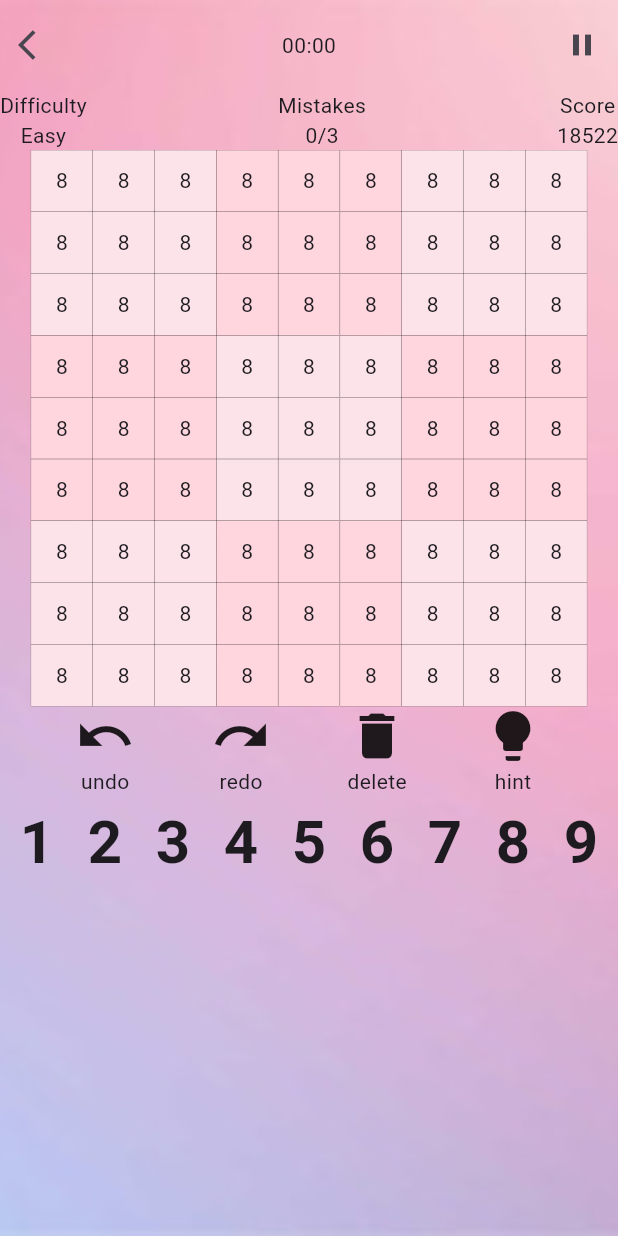
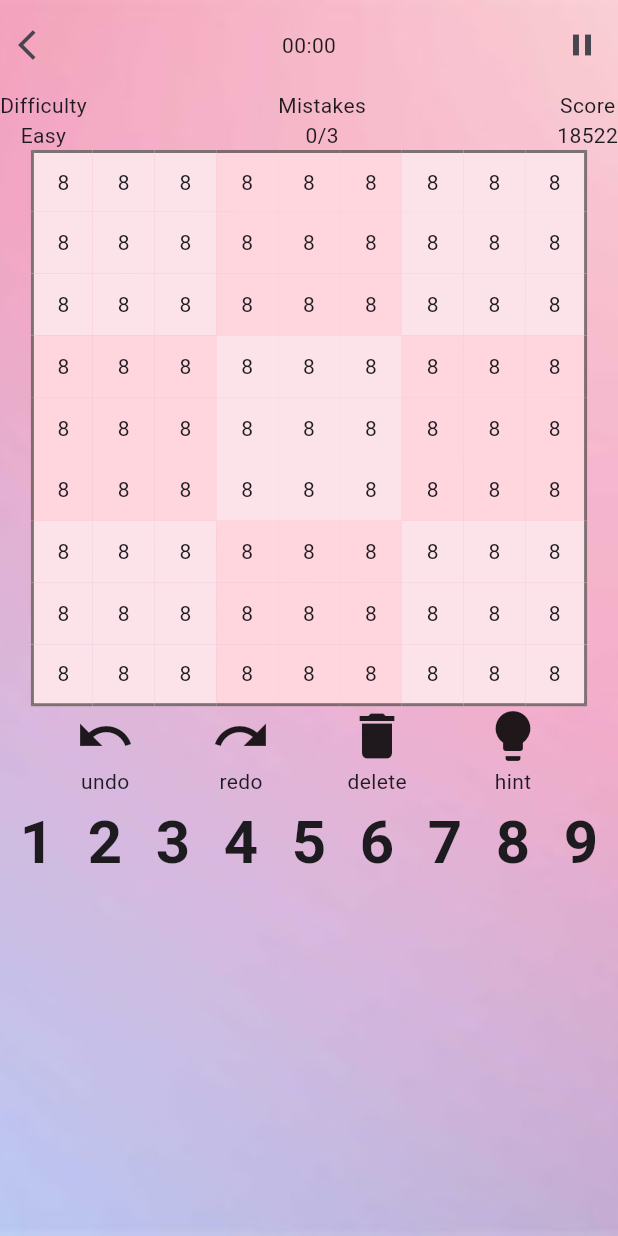
Before and after one commit to hungnh219/SudokuApp, a Flutter app: the HomePage screen opened directly, after a tap on "continue", on a phone screen of 412 x 824 dp. Run offline on Flutter 3.47's test engine with Material 3 defaults, Android fonts, the phone set to English and light mode, and no system bars; our stand-ins replace flutter_bloc.

Commit message:
[add] add border board && update cell tapped ui

```diff
--- a/lib/main.dart
+++ b/lib/main.dart
@@ -36,7 +36,7 @@ class MyApp extends StatelessWidget {
       ],
       child: MaterialApp(
         debugShowCheckedModeBanner: false,
-        home: SplashPage(),
+        home: HomePage(),
           // child: GameScreen())
         ),
     );
--- a/lib/presentation/screens/game/widget/game_board.dart
+++ b/lib/presentation/screens/game/widget/game_board.dart
@@ -17,26 +17,63 @@ class GameBoard extends StatelessWidget {
     int widthScreen = MediaQuery.of(context).size.width.toInt();
 
     return Stack(children: [
-      Container(
-        // constraints: BoxConstraints(maxHeight: double.infinity),
-        height: widthScreen * 0.9,
-        width: widthScreen * 0.9,
-        child: GridView.count(
-          crossAxisCount: 3,
-          mainAxisSpacing: 0,
-          crossAxisSpacing: 0,
-          children: [
-            for (int i = 0; i < 3; i++)
-              for (int j = 0; j < 3; j++)
-                Container(
-                  color: ((i + j) % 2 == 0)
-                      ? Color(ColorApp.appPinkWhite)
-                      : Color(ColorApp.appPinkLight),
-                  // child: Center(child: Text('0')),
-                )
-          ],
-        ),
-      ),
+      // BlocBuilder<CellTappedBloc, CellTappedState>(
+      //   builder: (context, cellTappedState) {
+      //     return Container(
+      //       // constraints: BoxConstraints(maxHeight: double.infinity),
+      //       height: widthScreen * 0.9,
+      //       width: widthScreen * 0.9,
+      //       child: GridView.count(
+      //         crossAxisCount: 3,
+      //         mainAxisSpacing: 0,
+      //         crossAxisSpacing: 0,
+      //         children: [
+      //           for (int i = 0; i < 3; i++)
+      //             for (int j = 0; j < 3; j++)
+      //               Container(
+      //                 // color: ((i + j) % 2 == 0) ? Color(ColorApp.appPinkWhite) : Color(ColorApp.appPinkLight),
+      //                 // child: Center(child: Text('0')),
+      //               )
+      //         ],
+      //       ),
+      //     );
+      //   }
+      // ),
+
+      // Container(
+      //   height: widthScreen * 0.9,
+      //   width: widthScreen * 0.9,
+      //   decoration: BoxDecoration(
+      //     border: Border.all(
+      //       color: Colors.black,
+      //       width: 20,
+      //     ),
+      //   ),
+      // ),
+      // Container(
+      //   // constraints: BoxConstraints(maxHeight: double.infinity),
+      //   height: widthScreen * 0.9,
+      //   width: widthScreen * 0.9,
+      //   child: GridView.count(
+      //     crossAxisCount: 3,
+      //     mainAxisSpacing: 0,
+      //     crossAxisSpacing: 0,
+      //     children: [
+      //       for (int i = 0; i < 3; i++)
+      //         for (int j = 0; j < 3; j++)
+      //           Container(
+      //             decoration: BoxDecoration(
+      //               border: Border.all(
+      //                 color: Colors.black,
+      //                 width: 0.5,
+      //               ),
+      //             ),
+      //             // child: Center(child: Text('0')),
+      //           )
+      //     ],
+      //   ),
+      // ),
+
       Container(
         // constraints: BoxConstraints(maxHeight: double.infinity),
         height: widthScreen * 0.9,
@@ -60,12 +97,73 @@ class GameBoard extends StatelessWidget {
 
                     return BlocBuilder<CellTappedBloc, CellTappedState>(
                       builder: (context, cellTappedState) {
+                        Color whitePink = ((i ~/ 3 + j ~/ 3) % 2 == 0) ? Color(ColorApp.appPinkWhite) : Color(ColorApp.appPinkLight);
+
+                        Border borderTop = Border(top: BorderSide(color: Colors.black.withOpacity(0.5), width: 2));
+                        Border borderRight = Border(right: BorderSide(color: Colors.black.withOpacity(0.5), width: 2));
+                        Border borderBottom = Border(bottom: BorderSide(color: Colors.black.withOpacity(0.5), width: 2));
+                        Border borderLeft = Border(left: BorderSide(color: Colors.black.withOpacity(0.5), width: 2));
+                        Border borderTopLeft = Border(top: BorderSide(color: Colors.black.withOpacity(0.5), width: 2), left: BorderSide(color: Colors.black.withOpacity(0.5), width: 2));
+                        Border borderTopRight = Border(top: BorderSide(color: Colors.black.withOpacity(0.5), width: 2), right: BorderSide(color: Colors.black.withOpacity(0.5), width: 2));
+                        Border borderBottomLeft = Border(bottom: BorderSide(color: Colors.black.withOpacity(0.5), width: 2), left: BorderSide(color: Colors.black.withOpacity(0.5), width: 2));
+                        Border borderBottomRight = Border(bottom: BorderSide(color: Colors.black.withOpacity(0.5), width: 2), right: BorderSide(color: Colors.black.withOpacity(0.5), width: 2));
+
+                        Border customBorder(int i, int j) {
+                          if (i == 0) {
+                            if (j == 0) {
+                              return borderTopLeft;
+                            } else if (j == 8) {
+                              return borderTopRight;
+                            } else {
+                              return borderTop;
+                            }
+                          }
+
+                          if (i == 8) {
+                            if (j == 0) {
+                              return borderBottomLeft;
+                            } else if (j == 8) {
+                              return borderBottomRight;
+                            } else {
+                              return borderBottom;
+                            }
+                          }
+
+                          if (j == 0) {
+                            if (i == 0) {
+                              return borderTopLeft;
+                            }
+                            if (i == 8) {
+                              return borderBottomLeft;
+                            }
+
+                            return borderLeft;
+                          }
+
+                          if (j == 8) {
+                            if (i == 0) {
+                              return borderTopRight;
+                            }
+                            if (i == 8) {
+                              return borderBottomRight;
+                            }
+
+                            return borderRight;
+                          }
+                          return Border.all(color: Colors.black.withOpacity(0), width: 2);
+                        };
+
                         return Container(
+                          // color: cellTappedState.row == i && cellTappedState.col == j ?Colors.red : whitePink,
+                          // color: Colors.white,
                           decoration: BoxDecoration(
-                            border: Border.all(
-                              color: Colors.black,
-                              width: cellTappedState.row == i && cellTappedState.col == j ? 2 : 0.1,
-                            ),
+                            // border: Border.all(
+                            //   color: cellTappedState.row == i && cellTappedState.col == j ? Colors.black.withOpacity(1) : Colors.black.withOpacity(0.1),
+                            //   width: cellTappedState.row == i && cellTappedState.col == j ? 2 : 0.5,
+                            //   // width: 0.1,
+                            // ),
+                            border: customBorder(i, j),
+                            color: cellTappedState.row == i && cellTappedState.col == j ? Color(ColorApp.appPink) : whitePink,
                           ),
                           child: Center(child: Text(value)),
                         );
@@ -76,6 +174,40 @@ class GameBoard extends StatelessWidget {
           ],
         ),
       ),
+
+      // Container(
+      //   height: widthScreen * 0.9,
+      //   width: widthScreen * 0.9,
+      //   decoration: BoxDecoration(
+      //     border: Border.all(
+      //       color: Colors.black,
+      //       width: 3,
+      //     ),
+      //   ),
+      // ),
+      // Container(
+      //   // constraints: BoxConstraints(maxHeight: double.infinity),
+      //   height: widthScreen * 0.9,
+      //   width: widthScreen * 0.9,
+      //   child: GridView.count(
+      //     crossAxisCount: 3,
+      //     mainAxisSpacing: 0,
+      //     crossAxisSpacing: 0,
+      //     children: [
+      //       for (int i = 0; i < 3; i++)
+      //         for (int j = 0; j < 3; j++)
+      //           Container(
+      //             decoration: BoxDecoration(
+      //               border: Border.all(
+      //                 color: Colors.black,
+      //                 width: 0.5,
+      //               ),
+      //             ),
+      //             // child: Center(child: Text('0')),
+      //           )
+      //     ],
+      //   ),
+      // ),
     ]);
   }
 }
--- a/lib/utils/my_color.dart
+++ b/lib/utils/my_color.dart
@@ -3,5 +3,6 @@ import 'package:flutter/material.dart';
 class ColorApp {
   static const int appPinkWhite = 0xFFFCE3E9;
   static const int appPinkLight = 0xFFFFD5DE;
+  static const int appPink = 0xFFF5B3ED;
   static const int appBlackLight = 0x60000000;
 }
--- a/task.txt
+++ b/task.txt
@@ -1,8 +1,9 @@
 *** tasks - 30/08/24 ***
-- add border main board
+- add border main board (done)
 - complete color and string style
 - interact with json
 - build server
+- optimize code (board game)
 
 *** works
 - Navigator?
```
